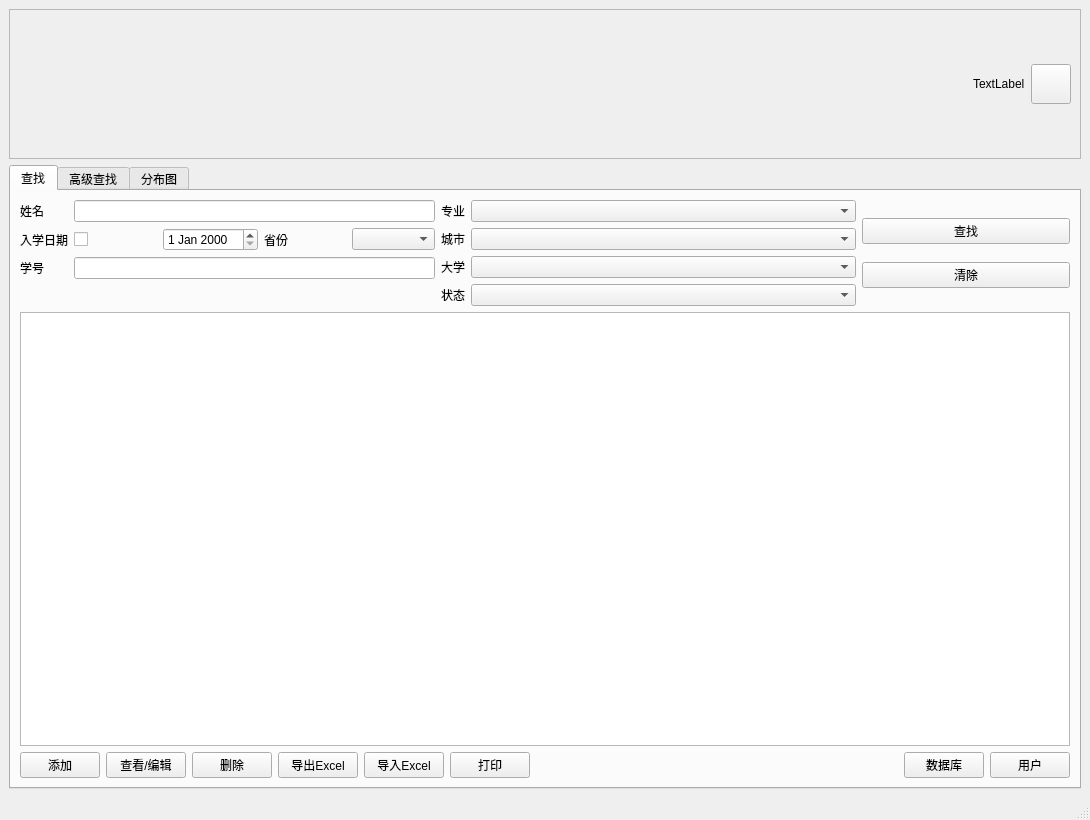
This is Students/mainwindow.ui in TmSakura/C-Qt-StudentManagementSystem-Multi-Users as Qt 5 draws it before an edit. The edited form follows.
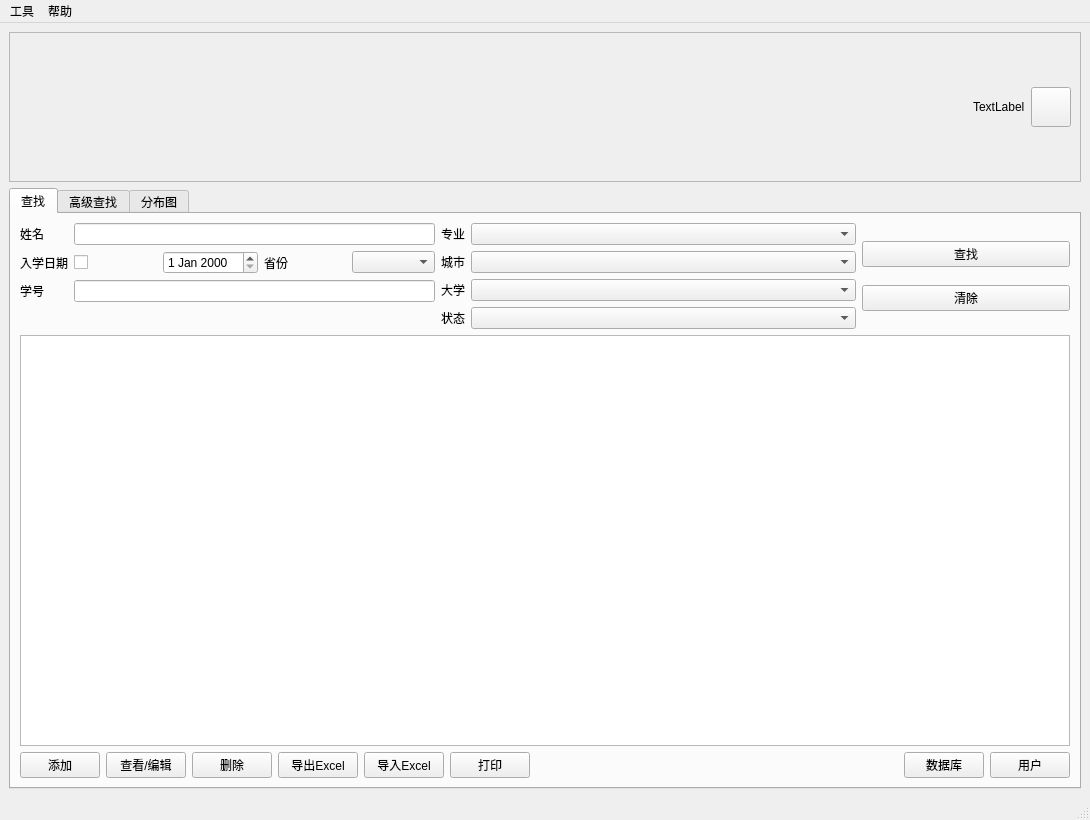
This is the edited form. Icons and pictures are not drawn.

Patch:
```diff
--- a/Students/mainwindow.ui
+++ b/Students/mainwindow.ui
@@ -504,6 +504,21 @@
      <height>20</height>
     </rect>
    </property>
+   <widget class="QMenu" name="menu_tool">
+    <property name="title">
+     <string>工具</string>
+    </property>
+    <addaction name="action_options"/>
+   </widget>
+   <widget class="QMenu" name="menu_help">
+    <property name="title">
+     <string>帮助</string>
+    </property>
+    <addaction name="action_aboutQt"/>
+    <addaction name="separator"/>
+   </widget>
+   <addaction name="menu_tool"/>
+   <addaction name="menu_help"/>
   </widget>
   <widget class="QStatusBar" name="statusbar"/>
  </widget>
```
Left out of the diff: 10 changed lines with no effect on the pictures.
